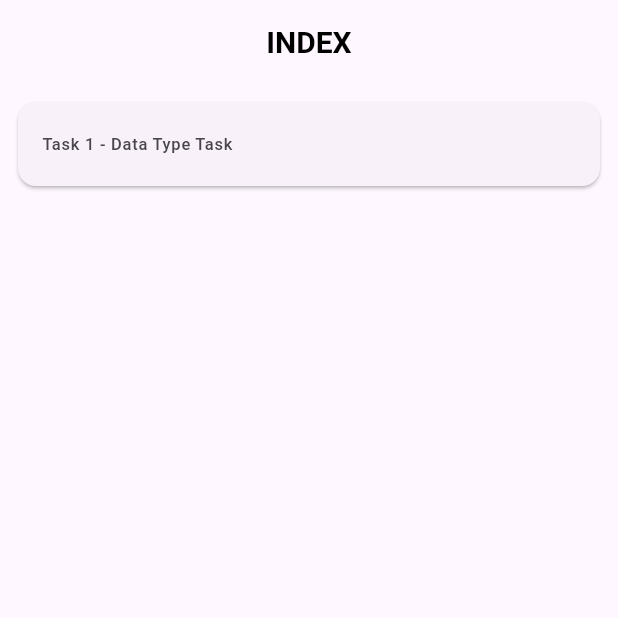
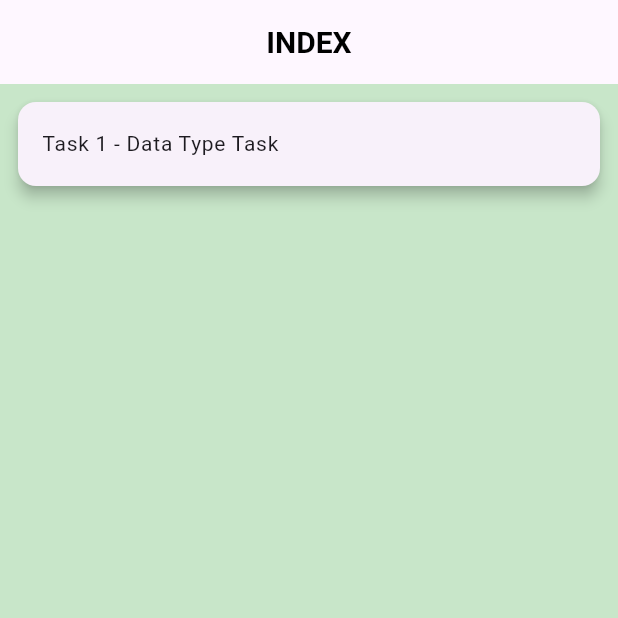
Before and after one commit to SheetalAlbiorix/Chiraglearn_flutter, a Flutter app: the screen it shows after launch, on a phone screen of 412 x 824 dp, the top half of it. Run offline on Flutter 3.47's test engine with Material 3 defaults, Android fonts, the phone set to English and light mode, and no system bars.

Commit message:
- added custom appbar - updated custom_textstyles.dart and added normal textstyles. - added all screens to view directory, -

```diff
--- /dev/null
+++ b/lib/constants/custom_appbar.dart
@@ -0,0 +1,15 @@
+import 'package:flutter/material.dart';
+import 'package:intern_project/constants/custom_textstyles.dart';
+
+class CustomAppbar {
+  appbar(String title) {
+    return AppBar(
+      title: Text(
+        title,
+        style: CustomTextStyles().appbarTextStyle,
+      ),
+      centerTitle: true,
+      automaticallyImplyLeading: false,
+    );
+  }
+}
--- /dev/null
+++ b/lib/constants/custom_textstyles.dart
@@ -0,0 +1,13 @@
+import 'package:flutter/material.dart';
+
+class CustomTextStyles {
+  TextStyle appbarTextStyle = TextStyle(
+    fontSize: 20,
+    fontWeight: FontWeight.w700,
+    color: Colors.black,
+  );
+
+  TextStyle normalTextStyle = TextStyle(
+    fontSize: 14,
+  );
+}
--- a/lib/custom_textstyles.dart
+++ /dev/null
@@ -1,9 +0,0 @@
-import 'package:flutter/material.dart';
-
-class CustomTextStyles {
-  static TextStyle appbarTextStyle = TextStyle(
-    fontWeight: FontWeight.w700,
-    fontSize: 20,
-    color: Colors.black,
-  );
-}
--- a/lib/index.dart
+++ /dev/null
@@ -1,54 +0,0 @@
-import 'package:flutter/material.dart';
-import 'package:intern_project/custom_textstyles.dart';
-import 'package:intern_project/datatype.dart';
-
-class IndexScreen extends StatefulWidget {
-  const IndexScreen({super.key});
-
-  @override
-  State<IndexScreen> createState() => _IndexScreenState();
-}
-
-class _IndexScreenState extends State<IndexScreen> {
-  var taskItems = ["Task 1 - Data Type Task"];
-
-  @override
-  Widget build(BuildContext context) {
-    return Scaffold(
-      body: Scaffold(
-        appBar: AppBar(
-          title: Text(
-            "INDEX",
-            style: CustomTextStyles.appbarTextStyle,
-          ),
-          centerTitle: true,
-          automaticallyImplyLeading: false,
-        ),
-        body: Padding(
-          padding: const EdgeInsets.all(8.0),
-          child: ListView.builder(
-            itemCount: taskItems.length,
-            itemBuilder: (context, index) {
-              var index1 = index + 1;
-              return InkWell(
-                overlayColor: WidgetStatePropertyAll(Colors.transparent),
-                onTap: () {
-                  Navigator.push(context, MaterialPageRoute(
-                    builder: (context) {
-                      return DatatypeScreen();
-                    },
-                  ));
-                },
-                child: Card(
-                  child: ListTile(
-                    leading: Text(taskItems[index]),
-                  ),
-                ),
-              );
-            },
-          ),
-        ),
-      ),
-    );
-  }
-}
--- a/lib/main.dart
+++ b/lib/main.dart
@@ -1,5 +1,5 @@
 import 'package:flutter/material.dart';
-import 'package:intern_project/splash.dart';
+import 'package:intern_project/view/splash.dart';
 
 void main() {
   runApp(const MyApp());
--- a/lib/datatype.dart
+++ b/lib/view/datatype.dart
@@ -1,5 +1,5 @@
 import 'package:flutter/material.dart';
-import 'package:intern_project/custom_textstyles.dart';
+import 'package:intern_project/constants/custom_appbar.dart';
 
 class DatatypeScreen extends StatefulWidget {
   const DatatypeScreen({super.key});
@@ -41,13 +41,8 @@ class _DatatypeScreenState extends State<DatatypeScreen> {
   @override
   Widget build(BuildContext context) {
     return Scaffold(
-        appBar: AppBar(
-          title: Text(
-            "Data Type page",
-            style: CustomTextStyles.appbarTextStyle,
-          ),
-          centerTitle: true,
-        ),
+        backgroundColor: Colors.green.shade100,
+        appBar: CustomAppbar().appbar("DATA TYPES"),
         body: Padding(
           padding: const EdgeInsets.all(8.0),
           child: GridView.builder(
--- /dev/null
+++ b/lib/view/index.dart
@@ -0,0 +1,50 @@
+import 'package:flutter/material.dart';
+import 'package:intern_project/constants/custom_appbar.dart';
+import 'package:intern_project/constants/custom_textstyles.dart';
+import 'package:intern_project/view/datatype.dart';
+
+class IndexScreen extends StatefulWidget {
+  const IndexScreen({super.key});
+
+  @override
+  State<IndexScreen> createState() => _IndexScreenState();
+}
+
+class _IndexScreenState extends State<IndexScreen> {
+  var taskItems = ["Task 1 - Data Type Task"];
+
+  @override
+  Widget build(BuildContext context) {
+    return Scaffold(
+      backgroundColor: Colors.green.shade100,
+      appBar: CustomAppbar().appbar("INDEX"),
+      body: Padding(
+        padding: const EdgeInsets.all(8.0),
+        child: ListView.builder(
+          itemCount: taskItems.length,
+          itemBuilder: (context, index) {
+            return InkWell(
+              overlayColor: WidgetStatePropertyAll(Colors.transparent),
+              onTap: () {
+                Navigator.push(context, MaterialPageRoute(
+                  builder: (context) {
+                    return DatatypeScreen();
+                  },
+                ));
+              },
+              child: Card(
+                elevation: 4,
+                child: ListTile(
+                  title: Text(
+                    taskItems[index],
+                    style: CustomTextStyles().normalTextStyle,
+                  ),
+                ),
+              ),
+            );
+          },
+        ),
+      ),
+    );
+  }
+}
--- a/lib/splash.dart
+++ b/lib/view/splash.dart
@@ -1,7 +1,7 @@
 import 'dart:async';
 
 import 'package:flutter/material.dart';
-import 'package:intern_project/index.dart';
+import 'package:intern_project/view/index.dart';
 
 class SplashScreen extends StatefulWidget {
   const SplashScreen({super.key});
```
